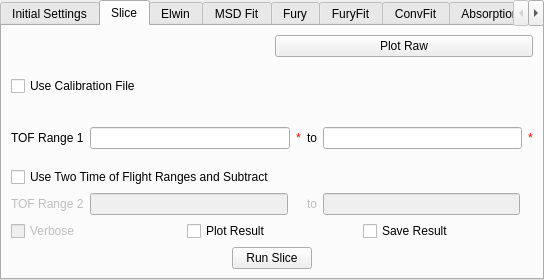
mantidproject/mantid, file Code/qtiplot/MantidQt/CustomInterfaces/inc/indirectAnalysis.ui: the form before one commit.
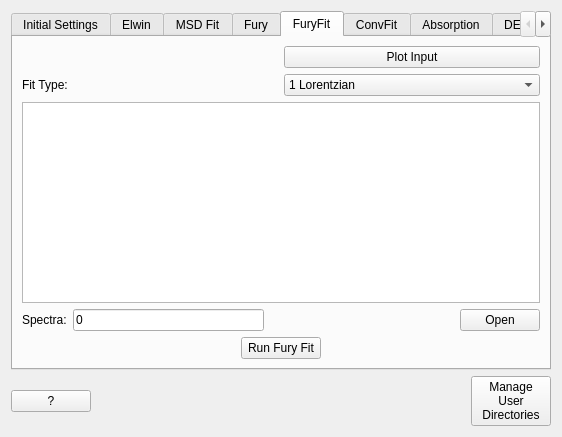
The form after the commit. The open tabs and pages were chosen to show the change. Custom widgets are drawn as their Qt base class.

Commit message: re #1611 - adding some support for curve fitting to indirectAnalysis ui. removing slice from same (as it's now in CTE interface)

```diff
--- a/Code/qtiplot/MantidQt/CustomInterfaces/inc/indirectAnalysis.ui
+++ b/Code/qtiplot/MantidQt/CustomInterfaces/inc/indirectAnalysis.ui
@@ -5,20 +5,14 @@
    <rect>
     <x>0</x>
     <y>0</y>
-    <width>544</width>
-    <height>280</height>
+    <width>562</width>
+    <height>437</height>
    </rect>
   </property>
   <property name="windowTitle" >
    <string>Indirect Data Analysis</string>
   </property>
   <layout class="QVBoxLayout" name="verticalLayout" >
-   <property name="spacing" >
-    <number>0</number>
-   </property>
-   <property name="margin" >
-    <number>0</number>
-   </property>
    <item>
     <widget class="QTabWidget" name="tabWidget" >
      <property name="enabled" >
@@ -28,13 +22,13 @@
       <enum>QTabWidget::Rounded</enum>
      </property>
      <property name="currentIndex" >
-      <number>0</number>
+      <number>4</number>
      </property>
      <widget class="QWidget" name="tabSettings" >
       <attribute name="title" >
        <string>Initial Settings</string>
       </attribute>
-      <layout class="QVBoxLayout" name="verticalLayout_9" >
+      <layout class="QVBoxLayout" name="verticalLayout_7" >
        <item>
         <layout class="QGridLayout" name="gridLayout_3" >
          <item row="0" column="0" >
@@ -89,37 +83,54 @@
         </spacer>
        </item>
        <item>
-        <layout class="QGridLayout" name="gridLayout_2" >
-         <item row="0" column="0" >
-          <widget class="QLabel" name="set_lbSpecMin" >
+        <layout class="QHBoxLayout" name="horizontalLayout_2" >
+         <item>
+          <widget class="QLabel" name="set_lbEFixed" >
+           <property name="text" >
+            <string>EFixed</string>
+           </property>
+          </widget>
+         </item>
+         <item>
+          <widget class="QLineEdit" name="set_leEFixed" />
+         </item>
+         <item>
+          <spacer name="horizontalSpacer_10" >
+           <property name="orientation" >
+            <enum>Qt::Horizontal</enum>
+           </property>
+           <property name="sizeHint" stdset="0" >
+            <size>
+             <width>40</width>
+             <height>20</height>
+            </size>
+           </property>
+          </spacer>
+         </item>
+        </layout>
+       </item>
+       <item>
+        <layout class="QHBoxLayout" name="horizontalLayout_11" >
+         <item>
+          <widget class="QLabel" name="label" >
            <property name="text" >
             <string>Spectra Min</string>
            </property>
           </widget>
          </item>
-         <item row="0" column="1" >
+         <item>
           <widget class="QLineEdit" name="set_leSpecMin" />
          </item>
-         <item row="0" column="2" >
-          <widget class="QLabel" name="set_lbSpecMax" >
+         <item>
+          <widget class="QLabel" name="label_2" >
            <property name="text" >
             <string>Spectra Max</string>
            </property>
           </widget>
          </item>
-         <item row="0" column="3" >
+         <item>
           <widget class="QLineEdit" name="set_leSpecMax" />
          </item>
-         <item row="1" column="0" >
-          <widget class="QLabel" name="set_lbEFixed" >
-           <property name="text" >
-            <string>EFixed</string>
-           </property>
-          </widget>
-         </item>
-         <item row="1" column="1" >
-          <widget class="QLineEdit" name="set_leEFixed" />
-         </item>
         </layout>
        </item>
        <item>
@@ -137,254 +148,6 @@
        </item>
       </layout>
      </widget>
-     <widget class="QWidget" name="tabSlice" >
-      <attribute name="title" >
-       <string>Slice</string>
-      </attribute>
-      <layout class="QVBoxLayout" name="verticalLayout_7" >
-       <item>
-        <layout class="QHBoxLayout" name="horizontalLayout_12" >
-         <item>
-          <widget class="MantidQt::MantidWidgets::MWRunFiles" name="slice_inputFile" >
-           <property name="findRunFiles" stdset="0" >
-            <bool>true</bool>
-           </property>
-           <property name="label" stdset="0" >
-            <string>Input Files</string>
-           </property>
-           <property name="multipleFiles" stdset="0" >
-            <bool>true</bool>
-           </property>
-           <property name="fileExtensions" >
-            <stringlist>
-             <string>.raw</string>
-            </stringlist>
-           </property>
-          </widget>
-         </item>
-         <item>
-          <widget class="QPushButton" name="slice_pbPlotRaw" >
-           <property name="text" >
-            <string>Plot Raw</string>
-           </property>
-          </widget>
-         </item>
-        </layout>
-       </item>
-       <item>
-        <layout class="QHBoxLayout" name="horizontalLayout_10" >
-         <item>
-          <widget class="QCheckBox" name="slice_ckUseCalib" >
-           <property name="text" >
-            <string>Use Calibration File</string>
-           </property>
-          </widget>
-         </item>
-         <item>
-          <widget class="MantidQt::MantidWidgets::MWRunFiles" name="slice_calibFile" >
-           <property name="enabled" >
-            <bool>false</bool>
-           </property>
-           <property name="findRunFiles" stdset="0" >
-            <bool>false</bool>
-           </property>
-           <property name="label" stdset="0" >
-            <string/>
-           </property>
-           <property name="multipleFiles" stdset="0" >
-            <bool>false</bool>
-           </property>
-           <property name="optional" stdset="0" >
-            <bool>true</bool>
-           </property>
-           <property name="fileExtensions" >
-            <stringlist>
-             <string>_calib.nxs</string>
-            </stringlist>
-           </property>
-          </widget>
-         </item>
-        </layout>
-       </item>
-       <item>
-        <layout class="QHBoxLayout" name="horizontalLayout_19" >
-         <item>
-          <widget class="QLabel" name="slice_lbRange1" >
-           <property name="text" >
-            <string>TOF Range 1</string>
-           </property>
-          </widget>
-         </item>
-         <item>
-          <widget class="QLineEdit" name="slice_leRange0" />
-         </item>
-         <item>
-          <widget class="QLabel" name="slice_valRange0" >
-           <property name="styleSheet" >
-            <string notr="true" >color: rgb(255, 0, 0);</string>
-           </property>
-           <property name="text" >
-            <string>*</string>
-           </property>
-          </widget>
-         </item>
-         <item>
-          <widget class="QLabel" name="slice_lbTo1" >
-           <property name="text" >
-            <string>to</string>
-           </property>
-          </widget>
-         </item>
-         <item>
-          <widget class="QLineEdit" name="slice_leRange1" />
-         </item>
-         <item>
-          <widget class="QLabel" name="slice_valRange1" >
-           <property name="styleSheet" >
-            <string notr="true" >color: rgb(255, 0, 0);</string>
-           </property>
-           <property name="text" >
-            <string>*</string>
-           </property>
-          </widget>
-         </item>
-        </layout>
-       </item>
-       <item>
-        <widget class="QCheckBox" name="slice_ckUseTwoRanges" >
-         <property name="text" >
-          <string>Use Two Time of Flight Ranges and Subtract</string>
-         </property>
-        </widget>
-       </item>
-       <item>
-        <layout class="QGridLayout" name="gridLayout" >
-         <item row="2" column="1" >
-          <widget class="QLineEdit" name="slice_leRange2" >
-           <property name="enabled" >
-            <bool>false</bool>
-           </property>
-          </widget>
-         </item>
-         <item row="2" column="4" >
-          <widget class="QLineEdit" name="slice_leRange3" >
-           <property name="enabled" >
-            <bool>false</bool>
-           </property>
-          </widget>
-         </item>
-         <item row="2" column="2" >
-          <widget class="QLabel" name="slice_valRange2" >
-           <property name="enabled" >
-            <bool>false</bool>
-           </property>
-           <property name="styleSheet" >
-            <string notr="true" >color: rgb(255, 0, 0);</string>
-           </property>
-           <property name="text" >
-            <string/>
-           </property>
-          </widget>
-         </item>
-         <item row="2" column="3" >
-          <widget class="QLabel" name="slice_lbTo2" >
-           <property name="enabled" >
-            <bool>false</bool>
-           </property>
-           <property name="text" >
-            <string>to</string>
-           </property>
-          </widget>
-         </item>
-         <item row="2" column="0" >
-          <widget class="QLabel" name="slice_lbRange2" >
-           <property name="enabled" >
-            <bool>false</bool>
-           </property>
-           <property name="text" >
-            <string>TOF Range 2</string>
-           </property>
-          </widget>
-         </item>
-         <item row="2" column="5" >
-          <widget class="QLabel" name="slice_valRange3" >
-           <property name="styleSheet" >
-            <string notr="true" >color: rgb(255, 0, 0);</string>
-           </property>
-           <property name="text" >
-            <string/>
-           </property>
-          </widget>
-         </item>
-        </layout>
-       </item>
-       <item>
-        <layout class="QHBoxLayout" name="horizontalLayout_2" >
-         <item>
-          <widget class="QCheckBox" name="slice_ckVerbose" >
-           <property name="enabled" >
-            <bool>false</bool>
-           </property>
-           <property name="text" >
-            <string>Verbose</string>
-           </property>
-          </widget>
-         </item>
-         <item>
-          <widget class="QCheckBox" name="slice_ckPlot" >
-           <property name="text" >
-            <string>Plot Result</string>
-           </property>
-          </widget>
-         </item>
-         <item>
-          <widget class="QCheckBox" name="slice_ckSave" >
-           <property name="text" >
-            <string>Save Result</string>
-           </property>
-          </widget>
-         </item>
-        </layout>
-       </item>
-       <item>
-        <layout class="QHBoxLayout" name="horizontalLayout_11" >
-         <item>
-          <spacer name="horizontalSpacer_10" >
-           <property name="orientation" >
-            <enum>Qt::Horizontal</enum>
-           </property>
-           <property name="sizeHint" stdset="0" >
-            <size>
-             <width>40</width>
-             <height>20</height>
-            </size>
-           </property>
-          </spacer>
-         </item>
-         <item>
-          <widget class="QPushButton" name="slice_pbRun" >
-           <property name="text" >
-            <string>Run Slice</string>
-           </property>
-          </widget>
-         </item>
-         <item>
-          <spacer name="horizontalSpacer_11" >
-           <property name="orientation" >
-            <enum>Qt::Horizontal</enum>
-           </property>
-           <property name="sizeHint" stdset="0" >
-            <size>
-             <width>40</width>
-             <height>20</height>
-            </size>
-           </property>
-          </spacer>
-         </item>
-        </layout>
-       </item>
-      </layout>
-     </widget>
      <widget class="QWidget" name="tabElwin" >
       <attribute name="title" >
        <string>Elwin</string>
@@ -978,6 +741,161 @@
       <attribute name="title" >
        <string>FuryFit</string>
       </attribute>
+      <layout class="QVBoxLayout" name="verticalLayout_4" >
+       <item>
+        <layout class="QHBoxLayout" name="horizontalLayout_23" >
+         <item>
+          <widget class="MantidQt::MantidWidgets::MWRunFiles" name="furyfit_inputFile" >
+           <property name="findRunFiles" stdset="0" >
+            <bool>false</bool>
+           </property>
+           <property name="label" stdset="0" >
+            <string>Input File</string>
+           </property>
+           <property name="multipleFiles" stdset="0" >
+            <bool>false</bool>
+           </property>
+           <property name="fileExtensions" >
+            <stringlist>
+             <string>_iqt.nxs</string>
+            </stringlist>
+           </property>
+          </widget>
+         </item>
+         <item>
+          <widget class="QPushButton" name="furyfit_pbPlotInput" >
+           <property name="text" >
+            <string>Plot Input</string>
+           </property>
+          </widget>
+         </item>
+        </layout>
+       </item>
+       <item>
+        <layout class="QHBoxLayout" name="horizontalLayout_24" >
+         <item>
+          <widget class="QLabel" name="furyfit_lbFitType" >
+           <property name="text" >
+            <string>Fit Type:</string>
+           </property>
+          </widget>
+         </item>
+         <item>
+          <widget class="QComboBox" name="furyfit_cbFitType" >
+           <item>
+            <property name="text" >
+             <string>1 Lorentzian</string>
+            </property>
+           </item>
+           <item>
+            <property name="text" >
+             <string>2 Lorentzians</string>
+            </property>
+           </item>
+           <item>
+            <property name="text" >
+             <string>1 Stressed Exponential</string>
+            </property>
+           </item>
+           <item>
+            <property name="text" >
+             <string>1 Stressed Exponential with 1 Lorentzian</string>
+            </property>
+           </item>
+          </widget>
+         </item>
+        </layout>
+       </item>
+       <item>
+        <layout class="QHBoxLayout" name="horizontalLayout_25" >
+         <item>
+          <layout class="QHBoxLayout" name="furyfit_hlTreePlace" />
+         </item>
+         <item>
+          <layout class="QVBoxLayout" name="verticalLayout_6" >
+           <item>
+            <widget class="QGraphicsView" name="furyfit_gvGraph" />
+           </item>
+           <item>
+            <layout class="QHBoxLayout" name="horizontalLayout_27" >
+             <item>
+              <widget class="QLabel" name="furyfit_lbSpectra" >
+               <property name="text" >
+                <string>Spectra:</string>
+               </property>
+              </widget>
+             </item>
+             <item>
+              <widget class="QLineEdit" name="furyfit_leSpecNo" >
+               <property name="text" >
+                <string>0</string>
+               </property>
+              </widget>
+             </item>
+             <item>
+              <spacer name="horizontalSpacer_13" >
+               <property name="orientation" >
+                <enum>Qt::Horizontal</enum>
+               </property>
+               <property name="sizeHint" stdset="0" >
+                <size>
+                 <width>40</width>
+                 <height>20</height>
+                </size>
+               </property>
+              </spacer>
+             </item>
+             <item>
+              <widget class="QPushButton" name="furyfit_pbOpenPlot" >
+               <property name="text" >
+                <string>Open</string>
+               </property>
+              </widget>
+             </item>
+            </layout>
+           </item>
+          </layout>
+         </item>
+        </layout>
+       </item>
+       <item>
+        <layout class="QHBoxLayout" name="horizontalLayout_26" >
+         <item>
+          <spacer name="horizontalSpacer_8" >
+           <property name="orientation" >
+            <enum>Qt::Horizontal</enum>
+           </property>
+           <property name="sizeHint" stdset="0" >
+            <size>
+             <width>40</width>
+             <height>20</height>
+            </size>
+           </property>
+          </spacer>
+         </item>
+         <item>
+          <widget class="QPushButton" name="furyfit_pbRun" >
+           <property name="text" >
+            <string>Run Fury Fit</string>
+           </property>
+          </widget>
+         </item>
+         <item>
+          <spacer name="horizontalSpacer_9" >
+           <property name="orientation" >
+            <enum>Qt::Horizontal</enum>
+           </property>
+           <property name="sizeHint" stdset="0" >
+            <size>
+             <width>40</width>
+             <height>20</height>
+            </size>
+           </property>
+          </spacer>
+         </item>
+        </layout>
+       </item>
+      </layout>
      </widget>
      <widget class="QWidget" name="tabConvFit" >
       <attribute name="title" >
@@ -1431,6 +1349,39 @@
      </widget>
     </widget>
    </item>
+   <item>
+    <layout class="QHBoxLayout" name="horizontalLayout_10" >
+     <item>
+      <widget class="QPushButton" name="pbHelp" >
+       <property name="text" >
+        <string>?</string>
+       </property>
+      </widget>
+     </item>
+     <item>
+      <spacer name="horizontalSpacer_11" >
+       <property name="orientation" >
+        <enum>Qt::Horizontal</enum>
+       </property>
+       <property name="sizeHint" stdset="0" >
+        <size>
+         <width>40</width>
+         <height>20</height>
+        </size>
+       </property>
+      </spacer>
+     </item>
+     <item>
+      <widget class="QPushButton" name="pbManageDirs" >
+       <property name="text" >
+        <string>Manage
+User
+Directories</string>
+       </property>
+      </widget>
+     </item>
+    </layout>
+   </item>
   </layout>
  </widget>
  <customwidgets>
```
Left out of the diff: 5 changed lines with no effect on the pictures. The commit also changes 2 other files.
